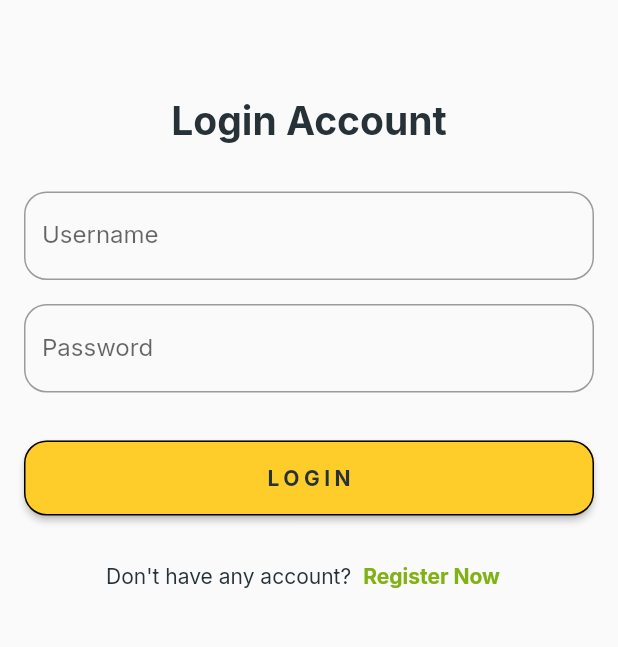
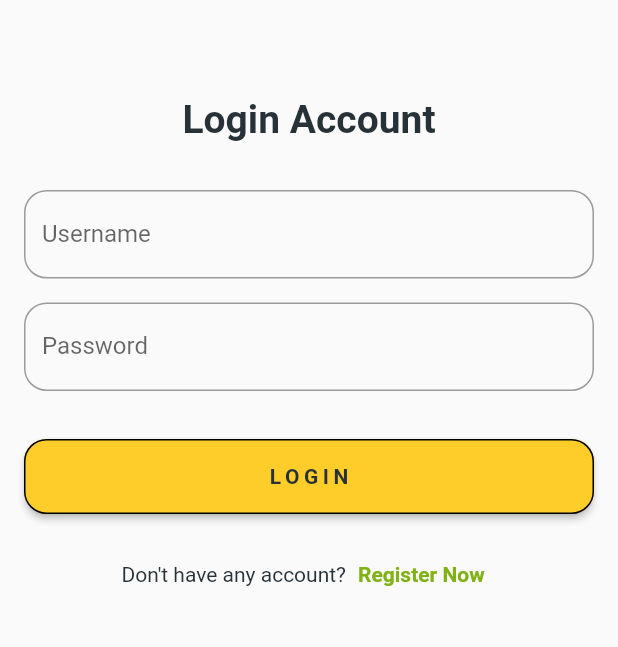
Before and after one commit to agreytosira/wangku-flutter, a Flutter app: the screen it shows after launch, after a tap on "GET STARTED", on a phone screen of 412 x 824 dp, the part 101-748 px from its top. Run offline on Flutter 3.47's test engine with Material 2 defaults, Android fonts, the light colour scheme and no system bars.

Commit message:
remove google fonts and add MyColors class

```diff
--- a/lib/_colors.dart
+++ /dev/null
@@ -1,5 +0,0 @@
-import 'package:flutter/material.dart';
-
-Color primaryColor = const Color(0xFFFFCC29);
-Color secondaryColor = const Color(0xFF81B214);
-Color textColor = const Color(0xFF263238);
--- a/lib/login.dart
+++ b/lib/login.dart
@@ -1,6 +1,5 @@
 import 'package:flutter/material.dart';
-import 'package:google_fonts/google_fonts.dart';
-import 'package:wangku_app/_colors.dart';
+import 'package:wangku_app/systems/colors.dart';
 import 'package:wangku_app/home.dart';
 import 'package:wangku_app/register.dart';
 
@@ -29,8 +28,8 @@ class LoginScreen extends StatelessWidget {
                         const EdgeInsets.symmetric(horizontal: 0, vertical: 16),
                     child: Text(
                       'Login Account',
-                      style: GoogleFonts.inter(
-                        color: textColor,
+                      style: TextStyle(
+                        color: MyColors.text,
                         fontSize: 26,
                         fontWeight: FontWeight.bold,
                       ),
@@ -47,11 +46,11 @@ class LoginScreen extends StatelessWidget {
                               borderRadius: BorderRadius.circular(15),
                             ),
                             labelText: 'Username',
-                            labelStyle: GoogleFonts.inter(
+                            labelStyle: TextStyle(
                               fontSize: 16,
                             ),
                             hintText: 'Input Your Username',
-                            hintStyle: GoogleFonts.inter()),
+                            hintStyle: TextStyle()),
                       ),
                     ),
                     Container(
@@ -64,11 +63,11 @@ class LoginScreen extends StatelessWidget {
                             borderRadius: BorderRadius.circular(15),
                           ),
                           labelText: 'Password',
-                          labelStyle: GoogleFonts.inter(
+                          labelStyle: TextStyle(
                             fontSize: 16,
                           ),
                           hintText: 'Input Your Password',
-                          hintStyle: GoogleFonts.inter(),
+                          hintStyle: TextStyle(),
                         ),
                       ),
                     ),
@@ -102,10 +101,10 @@ class LoginScreen extends StatelessWidget {
                             children: [
                               Text(
                                 'LOGIN',
-                                style: GoogleFonts.inter(
+                                style: TextStyle(
                                   letterSpacing: 3,
                                   fontWeight: FontWeight.bold,
-                                  color: Color.fromARGB(255, 38, 50, 56),
+                                  color: MyColors.text,
                                 ),
                               ),
                             ]),
@@ -117,8 +116,8 @@ class LoginScreen extends StatelessWidget {
                     children: [
                       Text(
                         "Don't have any account?",
-                        style: GoogleFonts.inter(
-                          color: textColor,
+                        style: TextStyle(
+                          color: MyColors.text,
                         ),
                       ),
                       TextButton(
@@ -130,8 +129,8 @@ class LoginScreen extends StatelessWidget {
                         },
                         child: Text(
                           'Register Now',
-                          style: GoogleFonts.inter(
-                            color: secondaryColor,
+                          style: TextStyle(
+                            color: MyColors.secondary,
                             fontWeight: FontWeight.bold,
                           ),
                         ),
--- a/lib/main.dart
+++ b/lib/main.dart
@@ -1,6 +1,5 @@
 import 'package:flutter/material.dart';
-import 'package:google_fonts/google_fonts.dart';
-import 'package:wangku_app/_colors.dart';
+import 'package:wangku_app/systems/colors.dart';
 import 'package:wangku_app/login.dart';
 
 void main() {
@@ -38,8 +37,8 @@ class MainApp extends StatelessWidget {
               Text(
                 'Control Your Financial Easier',
                 textAlign: TextAlign.center,
-                style: GoogleFonts.inter(
-                  color: textColor,
+                style: TextStyle(
+                  color: MyColors.text,
                   fontSize: 32,
                   fontWeight: FontWeight.bold,
                 ),
@@ -49,8 +48,8 @@ class MainApp extends StatelessWidget {
                 child: Text(
                     'Manage your finances by recording every transaction you make. you can monitor how much your expenses and income each month.',
                     textAlign: TextAlign.center,
-                    style: GoogleFonts.inter(
-                      color: textColor,
+                    style: TextStyle(
+                      color: MyColors.text,
                       fontSize: 16,
                     )),
               ),
@@ -68,7 +67,7 @@ class MainApp extends StatelessWidget {
                     },
                     style: ElevatedButton.styleFrom(
                       side: BorderSide(color: Colors.black, width: 1),
-                      backgroundColor: primaryColor,
+                      backgroundColor: MyColors.primary,
                       fixedSize: Size(double.infinity, 60),
                       shape: RoundedRectangleBorder(
                         borderRadius: BorderRadius.circular(15),
@@ -81,15 +80,15 @@ class MainApp extends StatelessWidget {
                           children: [
                             Text(
                               'GET STARTED',
-                              style: GoogleFonts.inter(
+                              style: TextStyle(
                                 letterSpacing: 3,
                                 fontWeight: FontWeight.bold,
-                                color: textColor,
+                                color: MyColors.text,
                               ),
                             ),
                             Icon(
                               Icons.arrow_forward,
-                              color: textColor,
+                              color: MyColors.text,
                             )
                           ]),
                     ),
--- /dev/null
+++ b/lib/systems/colors.dart
@@ -0,0 +1,9 @@
+import 'package:flutter/material.dart';
+
+class MyColors {
+  static const Color primary = Color(0xFFFFCC29);
+  static const Color secondary = Color(0xFF81B214);
+  static const Color text = Color(0xFF263238);
+  static const Color grey = Color(0xFFF9F9F9);
+  static const Color greyDark = Color(0xFFDEDEDE);
+}
```
Also changed, not shown: lib/home.dart (+48 -63 lines), lib/register.dart (+18 -19 lines), pubspec.yaml (+7 -1 lines), assets/fonts/Inter-Bold.ttf (added), assets/fonts/Inter-Regular.ttf (added), assets/images/icon-bar.svg (added), assets/images/icon-wallet.svg (added).
